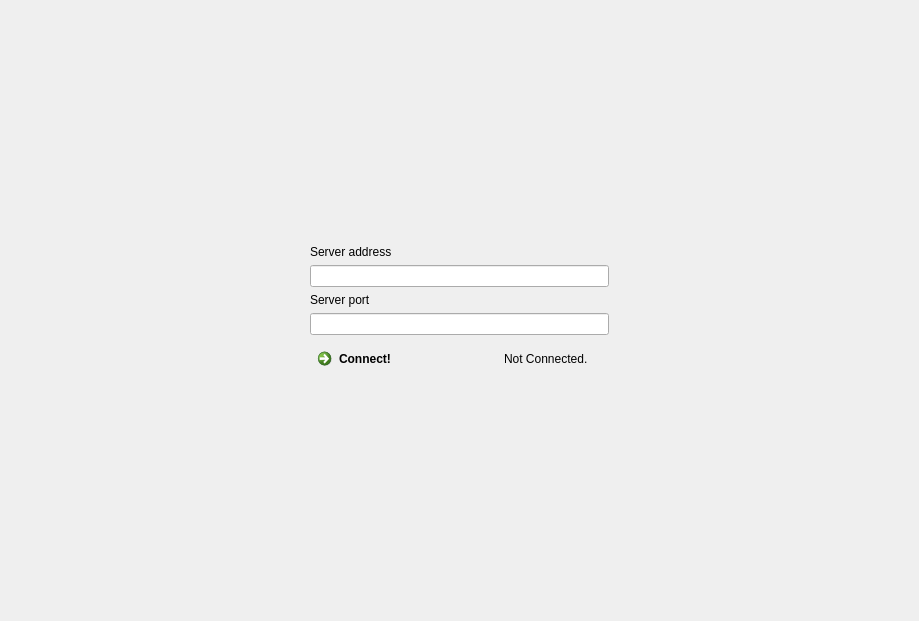
Qt form src/TFClient/frame.ui (Perdex/OmikronBlast) before a commit.
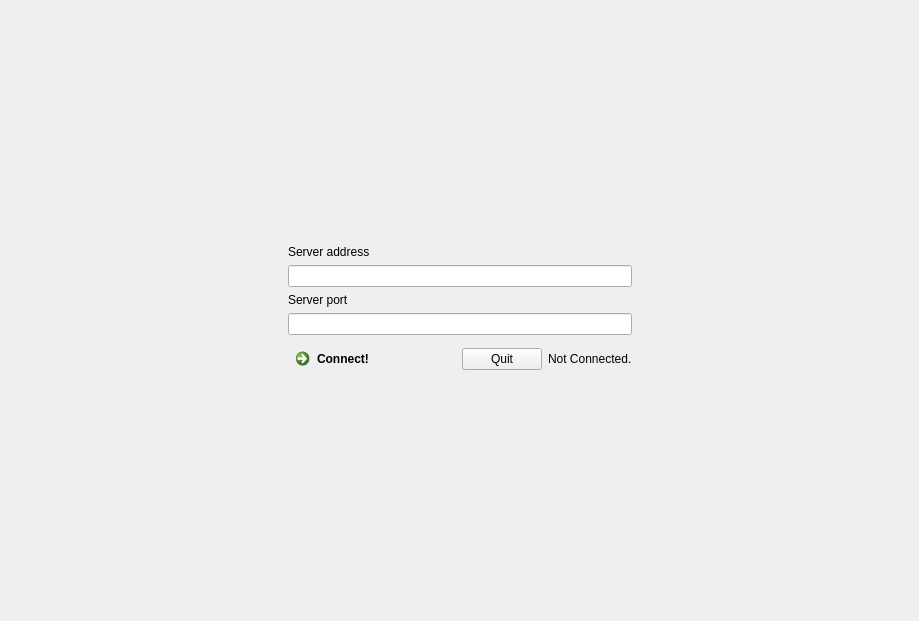
The same form after that commit. The open tabs and pages were chosen to show the change. Custom widgets are drawn as their Qt base class.

Commit message: Made camera center move according to mouse. Also created new Canvas class.

Diff of the .ui file:
```diff
--- a/src/TFClient/frame.ui
+++ b/src/TFClient/frame.ui
@@ -47,7 +47,7 @@
           </property>
          </spacer>
         </item>
-        <item row="2" column="1">
+        <item row="3" column="1">
          <spacer name="verticalSpacer">
           <property name="orientation">
            <enum>Qt::Vertical</enum>
@@ -97,6 +97,13 @@
               </property>
              </widget>
             </item>
+            <item>
+             <widget class="QPushButton" name="quitButton">
+              <property name="text">
+               <string>Quit</string>
+              </property>
+             </widget>
+            </item>
             <item alignment="Qt::AlignHCenter">
              <widget class="QLabel" name="status">
               <property name="text">
@@ -165,6 +172,13 @@
   </widget>
  </widget>
  <layoutdefault spacing="6" margin="11"/>
+ <customwidgets>
+  <customwidget>
+   <class>Canvas</class>
+   <extends>QGraphicsView</extends>
+   <header>canvas.h</header>
+  </customwidget>
+ </customwidgets>
  <resources/>
  <connections/>
 </ui>
```
Left out of the diff: 73 changed lines with no effect on the pictures. The commit also changes 5 other files.
